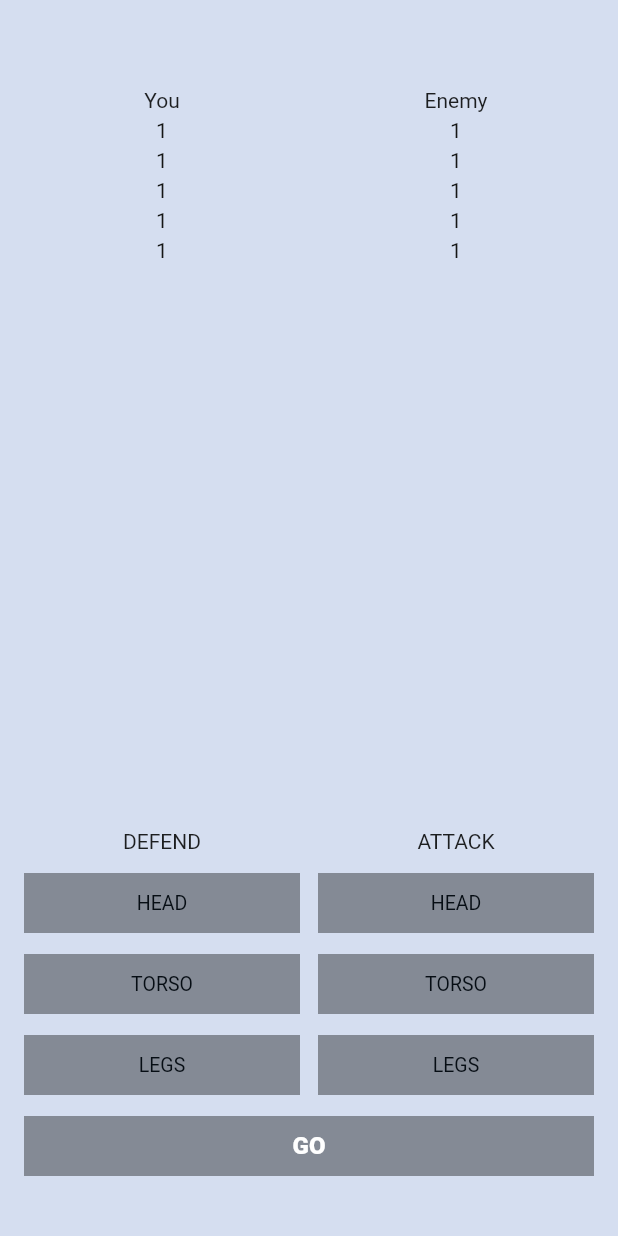
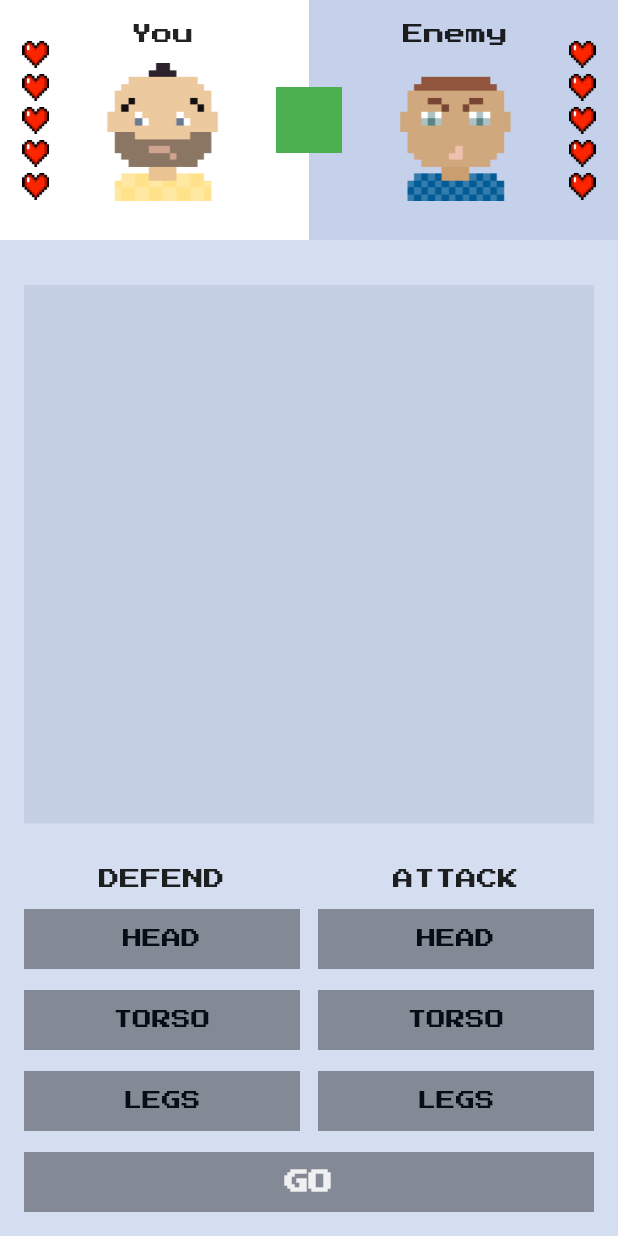
Before and after one commit to Carapacik/FightClub, a Flutter app: the screen it shows after launch, on a phone screen of 412 x 824 dp. Run offline on Flutter 3.47's test engine with Material 2 defaults, Android fonts, the phone set to English and light mode, and no system bars; our stand-ins replace google_fonts.

Commit message:
Add second

```diff
--- /dev/null
+++ b/lib/fight_club_colors.dart
@@ -0,0 +1,14 @@
+import 'package:flutter/material.dart';
+import 'package:flutter/painting.dart';
+
+class FightClubColors {
+  FightClubColors._();
+
+  static const Color background = Color.fromRGBO(213, 222, 240, 1);
+  static const Color greyButton = Colors.black38;
+  static const Color blueButton = Color.fromRGBO(28, 121, 206, 1);
+  static const Color blackButton = Colors.black87;
+  static const Color darkGreyText = Color.fromRGBO(6, 13, 20, 1);
+  static const Color whiteText = Color.fromRGBO(255, 255, 255, 0.87);
+  static const Color descriptionBackground = Color.fromRGBO(198, 208, 229, 1);
+}
--- /dev/null
+++ b/lib/fight_club_icons.dart
@@ -0,0 +1,6 @@
+class FightClubIcons {
+  FightClubIcons._();
+
+  static const heartFull = "assets/icons/heart-full.png";
+  static const heartEmpty = "assets/icons/heart-empty.png";
+}
--- /dev/null
+++ b/lib/fight_club_images.dart
@@ -0,0 +1,6 @@
+class FightClubImages {
+  FightClubImages._();
+
+  static const youAvatar = "assets/images/you-avatar.png";
+  static const enemyAvatar = "assets/images/enemy-avatar.png";
+}
--- a/lib/main.dart
+++ b/lib/main.dart
@@ -1,4 +1,10 @@
+import 'dart:math';
+
 import 'package:flutter/material.dart';
+import 'package:flutter_fight_club/fight_club_colors.dart';
+import 'package:flutter_fight_club/fight_club_icons.dart';
+import 'package:flutter_fight_club/fight_club_images.dart';
+import 'package:google_fonts/google_fonts.dart';
 
 void main() {
   runApp(MyApp());
@@ -8,6 +14,11 @@ class MyApp extends StatelessWidget {
   @override
   Widget build(BuildContext context) {
     return MaterialApp(
+      theme: ThemeData(
+        textTheme: GoogleFonts.pressStart2pTextTheme(
+          Theme.of(context).textTheme,
+        ),
+      ),
       home: MyHomePage(),
     );
   }
@@ -17,68 +28,221 @@ class MyHomePage extends StatefulWidget {
   const MyHomePage({Key? key}) : super(key: key);
 
   @override
-  _MyHomePageState createState() => _MyHomePageState();
+  MyHomePageState createState() => MyHomePageState();
 }
 
-class _MyHomePageState extends State<MyHomePage> {
+class MyHomePageState extends State<MyHomePage> {
+  static const int maxLives = 5;
   BodyPart? defendingBodyPart;
   BodyPart? attackingBodyPart;
+
+  BodyPart whatEnemyDefend = BodyPart.random();
+  BodyPart whatEnemyAttack = BodyPart.random();
+
+  int yourLives = maxLives;
+  int enemiesLives = maxLives;
+
+  String description = "";
 
   @override
   Widget build(BuildContext context) {
     return Scaffold(
-      backgroundColor: Color.fromRGBO(213, 222, 240, 1),
-      body: Column(
-        children: [
-          SizedBox(height: 59),
-          Row(
-            mainAxisAlignment: MainAxisAlignment.spaceEvenly,
-            children: [
-              SizedBox(width: 16),
-              Expanded(
-                child: Center(
+      backgroundColor: FightClubColors.background,
+      body: SafeArea(
         child: Column(
           children: [
-                      Text("You"),
-                      SizedBox(height: 4),
-                      OneLive(),
-                      SizedBox(height: 4),
-                      OneLive(),
-                      SizedBox(height: 4),
-                      OneLive(),
-                      SizedBox(height: 4),
-                      OneLive(),
-                      SizedBox(height: 4),
-                      OneLive(),
+            FightersInfo(
+              maxLivesCount: maxLives,
+              yourLivesCount: yourLives,
+              enemiesLivesCount: enemiesLives,
+            ),
+            Expanded(
+              child: Padding(
+                padding:
+                    const EdgeInsets.symmetric(horizontal: 16, vertical: 30),
+                child: SizedBox(
+                  width: double.infinity,
+                  child: ColoredBox(
+                    color: FightClubColors.descriptionBackground,
+                    child: Center(
+                      child: Text(
+                        _getDescription(),
+                        textAlign: TextAlign.center,
+                        style: TextStyle(
+                          fontSize: 10,
+                        ),
+                      ),
+                    ),
+                  ),
+                ),
+              ),
+            ),
+            ControlsWidget(
+                defendingBodyPart: defendingBodyPart,
+                selectDefendingBodyPart: _selectDefendingBodyPart,
+                attackingBodyPart: attackingBodyPart,
+                selectAttackingBodyPart: _selectAttackingBodyPart),
+            SizedBox(height: 14),
+            GoButton(
+              text: _isLivesCountZero() ? "Start new game" : "Go",
+              onTap: _onGoButtonClicked,
+              color: _getGoButtonColor(),
+            ),
+            SizedBox(height: 16),
           ],
         ),
       ),
-              ),
-              SizedBox(width: 12),
-              Expanded(
+    );
+  }
+
+  String _getDescription() {
+    if (yourLives == 0 && enemiesLives == 0) {
+      return "Draw";
+    }
+    if (enemiesLives == 0) {
+      return "You won";
+    }
+    if (yourLives == 0) {
+      return "You lost";
+    }
+    return description;
+  }
+
+  Color _getGoButtonColor() {
+    if (_isLivesCountZero()) {
+      return FightClubColors.blackButton;
+    } else if (!_isAllBodyPartsSelected()) {
+      return FightClubColors.greyButton;
+    } else {
+      return FightClubColors.blackButton;
+    }
+  }
+
+  bool _isAllBodyPartsSelected() {
+    return defendingBodyPart != null && attackingBodyPart != null;
+  }
+
+  bool _isLivesCountZero() {
+    return yourLives == 0 || enemiesLives == 0;
+  }
+
+  void _onGoButtonClicked() {
+    description = "";
+    if (_isLivesCountZero()) {
+      setState(() {
+        yourLives = maxLives;
+        enemiesLives = maxLives;
+      });
+    } else if (_isAllBodyPartsSelected()) {
+      setState(() {
+        final bool enemyLoseLife = attackingBodyPart != whatEnemyDefend;
+        final bool youLoseLife = defendingBodyPart != whatEnemyAttack;
+
+        // Логика изменения теста описания
+        if (!enemyLoseLife) {
+          description += "Your attack was blocked.";
+        } else {
+          description +=
+              "You hit enemy’s ${attackingBodyPart!.name.toLowerCase()}.";
+        }
+
+        if (!youLoseLife) {
+          description += "\nEnemy’s attack was blocked.";
+        } else {
+          description +=
+              "\nEnemy hit your ${whatEnemyAttack.name.toLowerCase()} .";
+        }
+
+        if (enemyLoseLife) {
+          enemiesLives--;
+        }
+        if (youLoseLife) {
+          yourLives--;
+        }
+
+        whatEnemyDefend = BodyPart.random();
+        whatEnemyAttack = BodyPart.random();
+
+        defendingBodyPart = null;
+        attackingBodyPart = null;
+      });
+    }
+  }
+
+  void _selectDefendingBodyPart(final BodyPart value) {
+    if (_isLivesCountZero()) {
+      return;
+    }
+    setState(() {
+      defendingBodyPart = value;
+    });
+  }
+
+  void _selectAttackingBodyPart(final BodyPart value) {
+    if (_isLivesCountZero()) {
+      return;
+    }
+    setState(() {
+      attackingBodyPart = value;
+    });
+  }
+}
+
+class GoButton extends StatelessWidget {
+  final String text;
+  final VoidCallback onTap;
+  final Color color;
+
+  const GoButton({
+    Key? key,
+    required this.onTap,
+    required this.color,
+    required this.text,
+  }) : super(key: key);
+
+  @override
+  Widget build(BuildContext context) {
+    return Padding(
+      padding: const EdgeInsets.symmetric(horizontal: 16),
+      child: GestureDetector(
+        onTap: onTap,
+        child: SizedBox(
+          height: 40,
+          child: ColoredBox(
+            color: color,
             child: Center(
-                  child: Column(
-                    children: [
-                      Text("Enemy"),
-                      SizedBox(height: 4),
-                      OneLive(),
-                      SizedBox(height: 4),
-                      OneLive(),
-                      SizedBox(height: 4),
-                      OneLive(),
-                      SizedBox(height: 4),
-                      OneLive(),
-                      SizedBox(height: 4),
-                      OneLive(),
-                    ],
+              child: Text(
+                text.toUpperCase(),
+                style: TextStyle(
+                    fontWeight: FontWeight.w900,
+                    fontSize: 16,
+                    color: FightClubColors.whiteText),
               ),
             ),
           ),
-              SizedBox(width: 16),
-            ],
         ),
-          Expanded(child: SizedBox()),
-          Row(mainAxisAlignment: MainAxisAlignment.center, children: [
+      ),
+    );
+  }
+}
+
+class ControlsWidget extends StatelessWidget {
+  const ControlsWidget({
+    Key? key,
+    required this.defendingBodyPart,
+    required this.selectDefendingBodyPart,
+    required this.attackingBodyPart,
+    required this.selectAttackingBodyPart,
+  }) : super(key: key);
+
+  final BodyPart? defendingBodyPart;
+  final ValueSetter<BodyPart> selectDefendingBodyPart;
+  final BodyPart? attackingBodyPart;
+  final ValueSetter<BodyPart> selectAttackingBodyPart;
+
+  @override
+  Widget build(BuildContext context) {
+    return Row(mainAxisAlignment: MainAxisAlignment.center, children: [
       SizedBox(width: 16),
       Expanded(
         child: Column(
@@ -88,19 +252,19 @@ class _MyHomePageState extends State<MyHomePage> {
             BodyPartButton(
               bodyPart: BodyPart.head,
               selected: defendingBodyPart == BodyPart.head,
-                    bodyPartSetter: _selectDefendingBodyPart,
+              bodyPartSetter: selectDefendingBodyPart,
             ),
             SizedBox(height: 14),
             BodyPartButton(
               bodyPart: BodyPart.torso,
               selected: defendingBodyPart == BodyPart.torso,
-                    bodyPartSetter: _selectDefendingBodyPart,
+              bodyPartSetter: selectDefendingBodyPart,
             ),
             SizedBox(height: 14),
             BodyPartButton(
               bodyPart: BodyPart.legs,
               selected: defendingBodyPart == BodyPart.legs,
-                    bodyPartSetter: _selectDefendingBodyPart,
+              bodyPartSetter: selectDefendingBodyPart,
             ),
           ],
         ),
@@ -114,100 +278,145 @@ class _MyHomePageState extends State<MyHomePage> {
             BodyPartButton(
               bodyPart: BodyPart.head,
               selected: attackingBodyPart == BodyPart.head,
-                    bodyPartSetter: _selectAttackingBodyPart,
+              bodyPartSetter: selectAttackingBodyPart,
             ),
             SizedBox(height: 14),
             BodyPartButton(
               bodyPart: BodyPart.torso,
               selected: attackingBodyPart == BodyPart.torso,
-                    bodyPartSetter: _selectAttackingBodyPart,
+              bodyPartSetter: selectAttackingBodyPart,
             ),
             SizedBox(height: 14),
             BodyPartButton(
               bodyPart: BodyPart.legs,
               selected: attackingBodyPart == BodyPart.legs,
-                    bodyPartSetter: _selectAttackingBodyPart,
+              bodyPartSetter: selectAttackingBodyPart,
             ),
           ],
         ),
       ),
       SizedBox(width: 16),
-          ]),
-          SizedBox(height: 14),
-          Row(
-            children: [
-              SizedBox(width: 16),
-              Expanded(
-                child: GestureDetector(
-                  onTap: () => _resetBodyStatesOnTap(),
-                  child: SizedBox(
-                    height: 40,
-                    child: ColoredBox(
-                      color: (_allBodyPartsSelected())
-                          ? Colors.black87
-                          : Colors.black38,
-                      child: Center(
-                        child: Text(
-                          "Go".toUpperCase(),
-                          style: TextStyle(
-                              fontWeight: FontWeight.w900,
-                              fontSize: 16,
-                              color: Colors.white),
-                        ),
-                      ),
-                    ),
-                  ),
-                ),
-              ),
-              SizedBox(width: 16),
-            ],
-          ),
-          SizedBox(height: 40),
-        ],
-      ),
-    );
-  }
-
-  bool _allBodyPartsSelected() {
-    return (defendingBodyPart != null && attackingBodyPart != null);
-  }
-
-  void _resetBodyStatesOnTap() {
-    setState(() {
-      if (_allBodyPartsSelected()) {
-        defendingBodyPart = null;
-        attackingBodyPart = null;
-      }
-    });
-  }
-
-  void _selectDefendingBodyPart(final BodyPart value) {
-    setState(() {
-      defendingBodyPart = value;
-    });
-  }
-
-  void _selectAttackingBodyPart(final BodyPart value) {
-    setState(() {
-      attackingBodyPart = value;
-    });
+    ]);
   }
 }
 
-class OneLive extends StatelessWidget {
-  const OneLive({
+class FightersInfo extends StatelessWidget {
+  final int maxLivesCount;
+  final int yourLivesCount;
+  final int enemiesLivesCount;
+
+  const FightersInfo({
     Key? key,
+    required this.maxLivesCount,
+    required this.yourLivesCount,
+    required this.enemiesLivesCount,
   }) : super(key: key);
 
   @override
   Widget build(BuildContext context) {
     return SizedBox(
-        height: 16,
-        child: Text(
-          "1",
-          style:
-              TextStyle(fontSize: 14, color: Color.fromRGBO(21, 22, 22, 1.0)),
-        ));
+      height: 160,
+      child: Stack(
+        children: [
+          Row(
+            children: [
+              Expanded(
+                child: ColoredBox(
+                  color: Colors.white,
+                  child: SizedBox(height: 160),
+                ),
+              ),
+              Expanded(
+                child: ColoredBox(
+                  color: Color(0xFFC5D1EA),
+                  child: SizedBox(height: 160),
+                ),
+              )
+            ],
+          ),
+          Row(
+            mainAxisAlignment: MainAxisAlignment.spaceAround,
+            children: [
+              LivesWidget(
+                overallLivesCount: maxLivesCount,
+                currentLivesCount: yourLivesCount,
+              ),
+              Column(
+                children: [
+                  const SizedBox(height: 16),
+                  Text("You"),
+                  const SizedBox(height: 12),
+                  Image.asset(
+                    FightClubImages.youAvatar,
+                    width: 92,
+                    height: 92,
+                  )
+                ],
+              ),
+              ColoredBox(
+                  color: Colors.green, child: SizedBox(height: 44, width: 44)),
+              Column(
+                children: [
+                  const SizedBox(height: 16),
+                  Text("Enemy"),
+                  const SizedBox(height: 12),
+                  Image.asset(
+                    FightClubImages.enemyAvatar,
+                    width: 92,
+                    height: 92,
+                  )
+                ],
+              ),
+              LivesWidget(
+                overallLivesCount: maxLivesCount,
+                currentLivesCount: enemiesLivesCount,
+              ),
+            ],
+          ),
+        ],
+      ),
+    );
+  }
+}
+
+class LivesWidget extends StatelessWidget {
+  const LivesWidget(
+      {Key? key,
+      required this.overallLivesCount,
+      required this.currentLivesCount})
+      : assert(overallLivesCount >= 1),
+        assert(currentLivesCount >= 0),
+        assert(currentLivesCount <= overallLivesCount),
+        super(key: key);
+  final int overallLivesCount;
+  final int currentLivesCount;
+
+  @override
+  Widget build(BuildContext context) {
+    return Column(
+      mainAxisSize: MainAxisSize.min,
+      children: List.generate(overallLivesCount, (index) {
+        if (index < currentLivesCount) {
+          return Padding(
+            padding: const EdgeInsets.symmetric(vertical: 2),
+            child: Image.asset(
+              FightClubIcons.heartFull,
+              width: 18,
+              height: 18,
+            ),
+          );
+        } else {
+          return Padding(
+            padding: const EdgeInsets.symmetric(vertical: 2),
+            child: Image.asset(
+              FightClubIcons.heartEmpty,
+              width: 18,
+              height: 18,
+            ),
+          );
+        }
+      }),
+    );
   }
 }
 
@@ -223,6 +432,12 @@ class BodyPart {
   @override
   String toString() {
     return 'BodyPart{name: $name}';
+  }
+
+  static const List<BodyPart> _values = [head, torso, legs];
+
+  static BodyPart random() {
+    return _values[Random().nextInt(_values.length)];
   }
 }
 
@@ -245,14 +460,17 @@ class BodyPartButton extends StatelessWidget {
       child: SizedBox(
         height: 40,
         child: ColoredBox(
-          color:
-              selected ? const Color.fromRGBO(28, 121, 206, 1) : Colors.black38,
+          color: selected
+              ? FightClubColors.blueButton
+              : FightClubColors.greyButton,
           child: Center(
             child: Text(
               bodyPart.name.toUpperCase(),
               style: TextStyle(
                 fontSize: 13,
-                color: selected ? Colors.white : Color.fromRGBO(6, 13, 20, 1),
+                color: selected
+                    ? FightClubColors.whiteText
+                    : FightClubColors.darkGreyText,
               ),
             ),
           ),
```
Also changed, not shown: pubspec.yaml (+8 -58 lines), assets/icons/heart-empty.png (added), assets/icons/heart-full.png (added), assets/images/enemy-avatar.png (added), assets/images/you-avatar.png (added), google_fonts/PressStart2P-Regular.ttf (added), pubspec.lock, 1 other file. Lines whose indentation alone changed are shown as unchanged.
